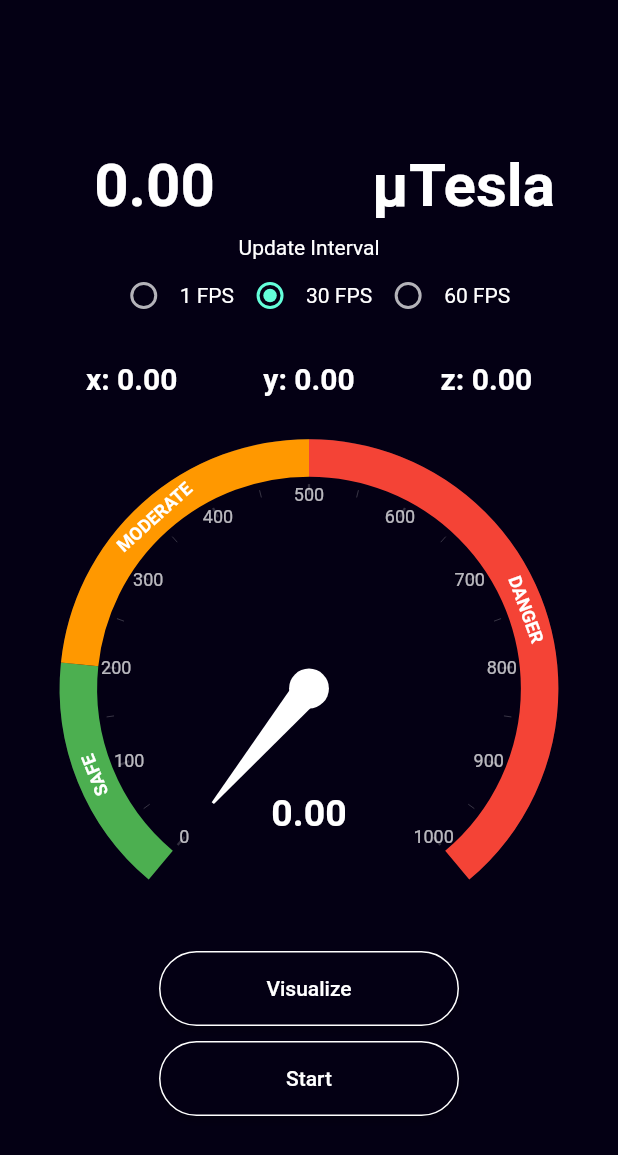
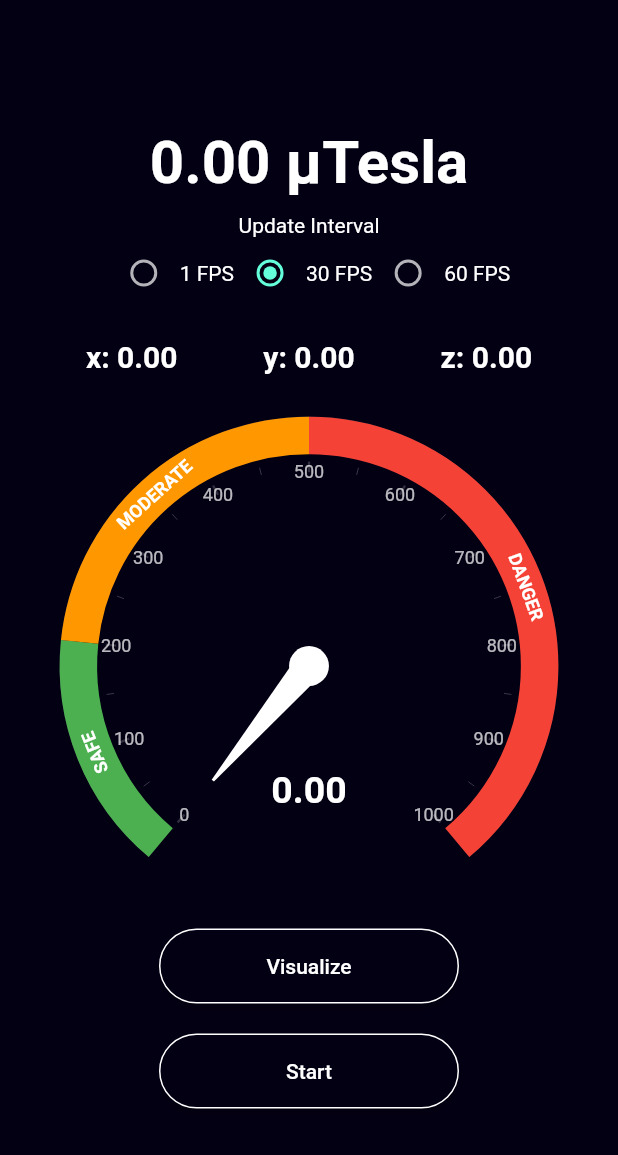
Before and after one commit to fkkdrive/emf_app, a Flutter app: the screen it shows after launch, on a phone screen of 412 x 824 dp. Shown: the top 1155 px of the screen. Run offline on Flutter 3.47's test engine with Material 2 defaults, Android fonts, the phone set to English and light mode, and no system bars; drawn by our look-alikes of syncfusion_flutter_gauges; our stand-ins replace syncfusion_flutter_charts; missing offline and left inert: motion_sensors.

Commit message:
main reading layout

```diff
--- a/lib/home.dart
+++ b/lib/home.dart
@@ -1,11 +1,11 @@
-import 'package:emf_app/models/magnitudeprovider.dart';
-import 'package:emf_app/pages/visuals.dart';
+import 'package:emf_app/models/buttons/visual.dart';
+import 'package:emf_app/models/buttons/start.dart';
+
 import 'package:emf_app/utils/colors.dart';
 import 'package:emf_app/widgets/mainreading.dart';
 import 'package:emf_app/widgets/meterreading.dart';
 import 'package:emf_app/widgets/xyzreading.dart';
 import 'package:flutter/material.dart';
-import 'package:provider/provider.dart';
 
 class Home extends StatefulWidget {
   const Home({Key? key}) : super(key: key);
@@ -20,54 +20,19 @@ class _HomeState extends State<Home> {
     return Scaffold(
       backgroundColor: AppColors.primaryColor,
       body: Center(
+        child: SingleChildScrollView(
           child: Column(
-          mainAxisAlignment: MainAxisAlignment.center,
-          crossAxisAlignment: CrossAxisAlignment.center,
+            // mainAxisAlignment: MainAxisAlignment.center,
+            // crossAxisAlignment: CrossAxisAlignment.center,
             children: [
               MainReading(),
               XYZReading(),
               MeterReading(),
-            Container(
-              width: 200,
-              height: 50,
-              child: ElevatedButton(
-                style: ButtonStyle(
-                  shape: MaterialStateProperty.all(RoundedRectangleBorder(
-                      borderRadius: BorderRadius.circular(100),
-                      side: BorderSide(color: Colors.white))),
-                  backgroundColor:
-                      MaterialStateProperty.all(AppColors.primaryColor),
+              Visual(),
+              SizedBox(height: 20),
+              Start(),
+            ],
           ),
-                onPressed: () {
-                  Navigator.push(context,
-                      MaterialPageRoute(builder: (context) => Visuals()));
-                },
-                child: Text('Visualize'),
-              ),
-            ),
-            SizedBox(
-              height: 10,
-            ),
-            Consumer<MagnitudeProvider>(
-                builder: (context, model, child) => Container(
-                      width: 200,
-                      height: 50,
-                      child: ElevatedButton(
-                        style: ButtonStyle(
-                          shape: MaterialStateProperty.all(
-                              RoundedRectangleBorder(
-                                  borderRadius: BorderRadius.circular(100),
-                                  side: BorderSide(color: Colors.white))),
-                          backgroundColor:
-                              MaterialStateProperty.all(AppColors.primaryColor),
-                        ),
-                        onPressed: () {
-                          model.changeValues();
-                        },
-                        child: Text('Start'),
-                      ),
-                    ))
-          ],
         ),
       ),
     );
--- /dev/null
+++ b/lib/models/buttons/start.dart
@@ -0,0 +1,32 @@
+import 'package:emf_app/utils/colors.dart';
+import 'package:emf_app/models/magnitudeprovider.dart';
+import 'package:flutter/material.dart';
+import 'package:provider/provider.dart';
+
+class Start extends StatelessWidget {
+  const Start({
+    super.key,
+  });
+
+  @override
+  Widget build(BuildContext context) {
+    return Consumer<MagnitudeProvider>(
+      builder: (context, model, child) => Container(
+        width: 200,
+        height: 50,
+        child: ElevatedButton(
+          style: ButtonStyle(
+            shape: MaterialStateProperty.all(RoundedRectangleBorder(
+                borderRadius: BorderRadius.circular(100),
+                side: BorderSide(color: Colors.white))),
+            backgroundColor: MaterialStateProperty.all(AppColors.primaryColor),
+          ),
+          onPressed: () {
+            model.changeValues();
+          },
+          child: Text('Start'),
+        ),
+      ),
+    );
+  }
+}
--- /dev/null
+++ b/lib/models/buttons/visual.dart
@@ -0,0 +1,34 @@
+import 'package:emf_app/models/magnitudeprovider.dart';
+import 'package:emf_app/pages/visuals.dart';
+import 'package:emf_app/utils/colors.dart';
+import 'package:flutter/material.dart';
+import 'package:provider/provider.dart';
+
+class Visual extends StatelessWidget {
+  const Visual({
+    super.key,
+  });
+
+  @override
+  Widget build(BuildContext context) {
+    return Consumer<MagnitudeProvider>(
+      builder: (context, model, child) => Container(
+        width: 200,
+        height: 50,
+        child: ElevatedButton(
+          style: ButtonStyle(
+            shape: MaterialStateProperty.all(RoundedRectangleBorder(
+                borderRadius: BorderRadius.circular(100),
+                side: BorderSide(color: Colors.white))),
+            backgroundColor: MaterialStateProperty.all(AppColors.primaryColor),
+          ),
+          onPressed: () {
+            Navigator.push(
+                context, MaterialPageRoute(builder: (context) => Visuals()));
+          },
+          child: Text('Visualize'),
+        ),
+      ),
+    );
+  }
+}
--- a/lib/pages/visuals.dart
+++ b/lib/pages/visuals.dart
@@ -12,6 +12,7 @@ class Visuals extends StatefulWidget {
 
 class _VisualsState extends State<Visuals> {
   late ChartSeriesController _chartSeriesController;
+
   @override
   void initState() {
     // TODO: implement initState
--- a/lib/widgets/mainreading.dart
+++ b/lib/widgets/mainreading.dart
@@ -14,16 +14,8 @@ class _MainReadingState extends State<MainReading> {
   Widget build(BuildContext context) {
     return Column(
       children: [
-        SizedBox(
-          height: 20,
-        ),
         Consumer<MagnitudeProvider>(
           builder: (context, model, child) => Row(
-            mainAxisAlignment: MainAxisAlignment.center,
-            children: [
-              Container(
-                width: MediaQuery.of(context).size.width / 2,
-                child: Row(
             mainAxisAlignment: MainAxisAlignment.center,
             children: [
               Text(
@@ -32,25 +24,14 @@ class _MainReadingState extends State<MainReading> {
                   fontSize: 40,
                   fontWeight: FontWeight.bold,
                 ),
-                    )
-                  ],
               ),
-              ),
-              Container(
-                width: MediaQuery.of(context).size.width / 2,
-                child: Row(
-                  mainAxisAlignment: MainAxisAlignment.center,
-                  children: [
               Text(
-                      "μTesla",
+                " μTesla",
                 style: TextStyle(
                   fontSize: 40,
                   fontWeight: FontWeight.bold,
                 ),
-                    )
-                  ],
               ),
-              )
             ],
           ),
         )
```
Lines whose indentation alone changed are shown as unchanged.
